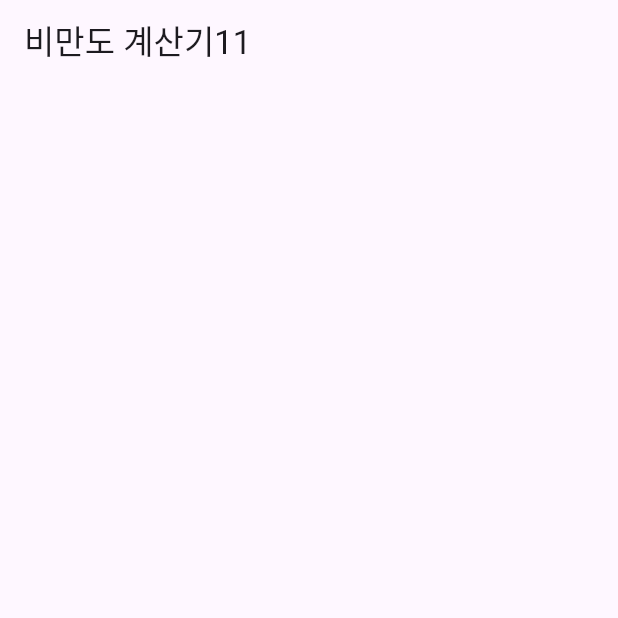
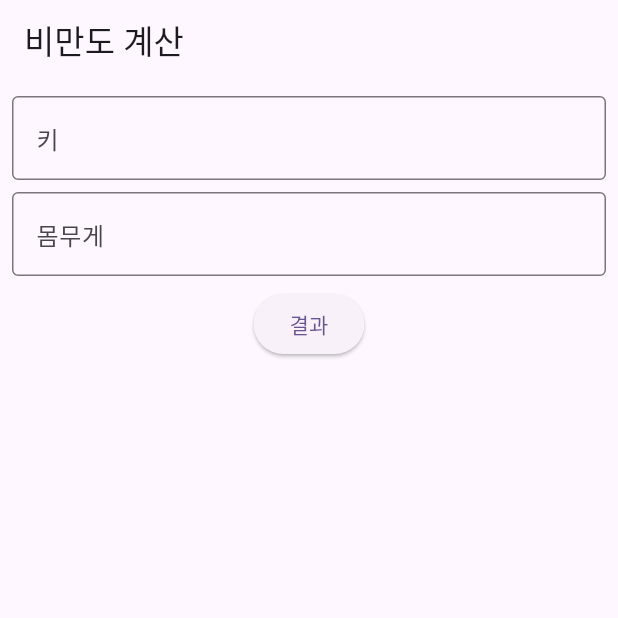
Before and after one commit to kimlg2/Flutter_Exercise-information, a Flutter app: the screen it shows after launch, on a phone screen of 412 x 824 dp, the top half of it. Run offline on Flutter 3.47's test engine with Material 3 defaults, Android fonts, the phone set to English and light mode, and no system bars.

Commit message:
form과 유효성 검사

```diff
--- a/lib/main/main_screen.dart
+++ b/lib/main/main_screen.dart
@@ -8,12 +8,59 @@ class MainScreen extends StatefulWidget {
 }
 
 class _MainScreenState extends State<MainScreen> {
+  final _formKey = GlobalKey<FormState>();
   @override
   Widget build(BuildContext context) {
     return Scaffold(
       appBar: AppBar(
-        title: Text('비만도 계산기11')
+        title: Text('비만도 계산')
       ),
+      body: Padding(
+          padding: const EdgeInsets.all(8.0),
+      child: Form(
+        key: _formKey,
+        child: Column(
+          children: [
+            TextFormField(
+              decoration: InputDecoration(
+                border: OutlineInputBorder(),
+                hintText: '키'
+              ),
+              keyboardType: TextInputType.number,
+              validator: (value) {
+                if(value == null || value.isEmpty) {
+                  return '키를 입력해주세요!';
+                }
+                return null;
+              },
+            ),
+            SizedBox(height: 8),
+            TextFormField(
+            decoration: InputDecoration(
+            border: OutlineInputBorder(),
+            hintText: '몸무게'
+           ),
+              keyboardType: TextInputType.number,
+              validator: (value) {
+                if(value == null || value.isEmpty) {
+                  return '몸무게를 입력해주세요!';
+                }
+                return null;
+              },
+            ),
+           const SizedBox(height: 8),
+            ElevatedButton(
+              onPressed: () {
+                if(_formKey.currentState?.validate() ?? false) {
+
+                }
+              },
+              child: Text('결과'),
+            ),
+          ],
+        ),
+      )
+      )
     );
   }
 }
```
